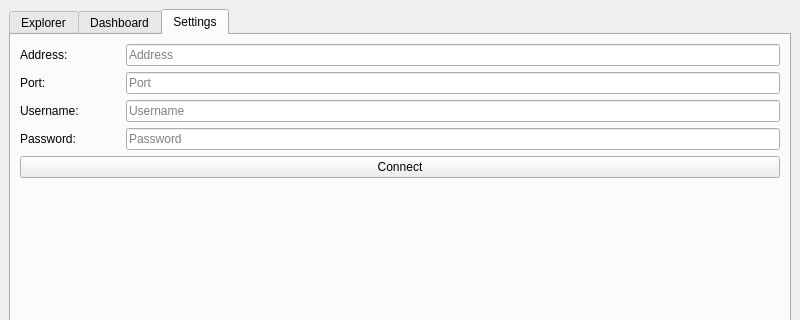
Qt form mainwindow.ui (petak5/ICP) before a commit; both pictures show x 0 to 800 and y 0 to 320 of the 800 by 745 pixel window.
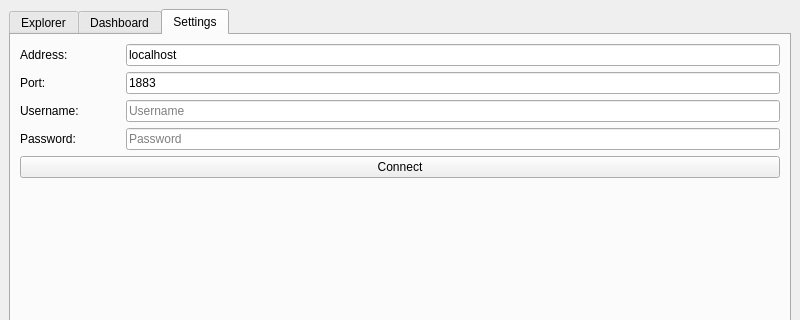
The same form after that commit. The open tabs and pages were chosen to show the change.

Commit message: Add connection defaults

The edit to the form file:
```diff
--- a/mainwindow.ui
+++ b/mainwindow.ui
@@ -322,6 +322,9 @@
             </item>
             <item>
              <widget class="QLineEdit" name="AddressTextField">
+              <property name="text">
+               <string>localhost</string>
+              </property>
               <property name="placeholderText">
                <string>Address</string>
               </property>
@@ -346,6 +349,9 @@
             </item>
             <item>
              <widget class="QLineEdit" name="PortTextField">
+              <property name="text">
+               <string>1883</string>
+              </property>
               <property name="placeholderText">
                <string>Port</string>
               </property>
```
